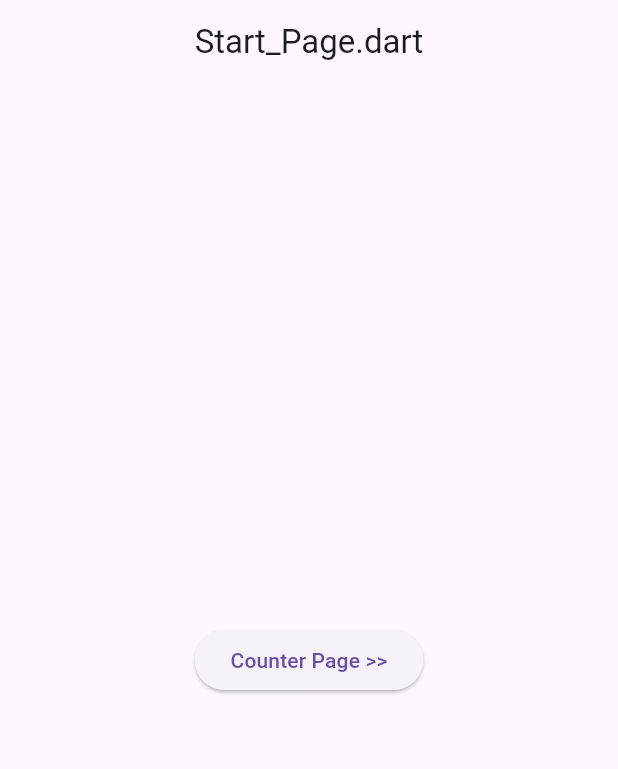
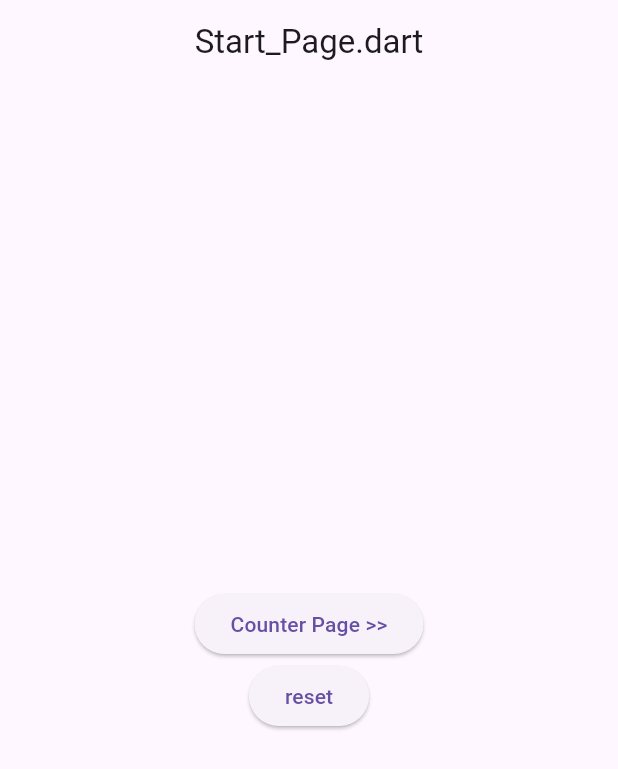
Before and after one commit to mattgwriter7/flutt_provider, a Flutter app: the screen it shows after launch, on a phone screen of 412 x 824 dp. Shown: the top 769 px of the screen. Run offline on Flutter 3.47's test engine with Material 3 defaults, Android fonts, the phone set to English and light mode, and no system bars.

Commit message:
finished off this demo

```diff
--- a/lib/Count.dart
+++ b/lib/Count.dart
@@ -16,4 +16,8 @@ class Count with ChangeNotifier {
     notifyListeners();
   }
 
+  void reset() {
+    _count = -1;
+    notifyListeners();
+  }
 }
--- a/lib/Counter_Page.dart
+++ b/lib/Counter_Page.dart
@@ -7,15 +7,12 @@ import 'package:provider/provider.dart';
 class Counter_Page extends StatelessWidget {
   const Counter_Page({super.key});
 
-  // (this page) variables
-  static const String filename = 'Counter_Page.dart';
-
   @override
   Widget build(BuildContext context) {
     return SafeArea(
       child: Scaffold(
         appBar: AppBar(
-          title: const Text( filename ),
+          title: const Text( 'Counter_Page.dart' ),
           centerTitle: true,
         ),
         body: Container(
--- a/lib/End_Page.dart
+++ b/lib/End_Page.dart
@@ -8,15 +8,12 @@ import 'Count.dart';
 class End_Page extends StatelessWidget {
   const End_Page({super.key});
 
-  // (this page) variables
-  static const String filename = 'End_Page.dart';
-
   @override
   Widget build(BuildContext context) {
     return SafeArea(
       child: Scaffold(
         appBar: AppBar(
-          title: const Text( filename ),
+          title: const Text( 'End_Page.dart' ),
           centerTitle: true,
         ),
         body: Container(
--- a/lib/Start_Page.dart
+++ b/lib/Start_Page.dart
@@ -1,31 +1,43 @@
 // ignore_for_file: camel_case_types
 
+import 'package:flutt_provider/Count.dart';
 import 'package:flutter/material.dart';
+import 'package:provider/provider.dart';
 
 class Start_Page extends StatelessWidget {
   const Start_Page({super.key});
-
-  // (this page) variables
-  static const String filename = 'Start_Page.dart';
 
   @override
   Widget build(BuildContext context) {
     return SafeArea(
       child: Scaffold(
         appBar: AppBar(
-          title: const Text( filename ),
+          title: const Text( 'Start_Page.dart' ),
           centerTitle: true,
         ),
         body: Container(
+          width: double.infinity,
           color: Colors.transparent,
-          child: Center(
-            child: ElevatedButton(
+          child: Column(
+            mainAxisAlignment: MainAxisAlignment.center,
+            crossAxisAlignment: CrossAxisAlignment.center,
+            children :
+              [
+                ElevatedButton(
                   child: Text( 'Counter Page >>' ),
                   onPressed: () {
                     Navigator.of(context).pushNamed('Counter_Page');
                     return;
                   },
                 ),
+                ElevatedButton(
+                  child: Text( 'reset' ),
+                  onPressed: () {
+                    context.read<Count>().reset();
+                    return;
+                  },
+                ),
+            ],
           ),
         ),
       ),
--- a/lib/main.dart
+++ b/lib/main.dart
@@ -5,7 +5,7 @@ import 'Start_Page.dart';
 import 'Counter_Page.dart';
 import 'End_Page.dart';
 
-import 'Count.dart';      // this is the provider
+import 'Count.dart';      // this is the Count() provider model
 
 void main() {
 runApp( MultiProvider (
@@ -19,8 +19,7 @@ class MyApp extends StatelessWidget {
   @override
   Widget build(BuildContext context) {
     return MaterialApp(
-      debugShowCheckedModeBanner: false,
-
+      debugShowCheckedModeBanner: true,
       initialRoute: 'Start_Page',
       routes: {
         'Start_Page': (context) => const Start_Page(),
```
Also changed, not shown: 1 other file. Lines whose indentation alone changed are shown as unchanged.
